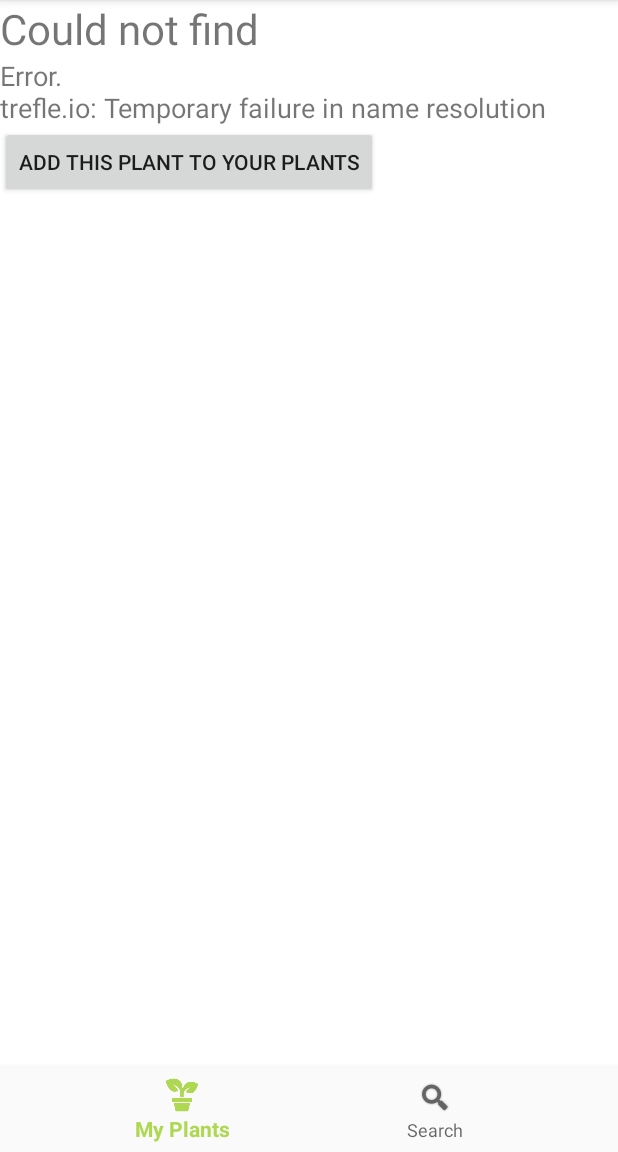
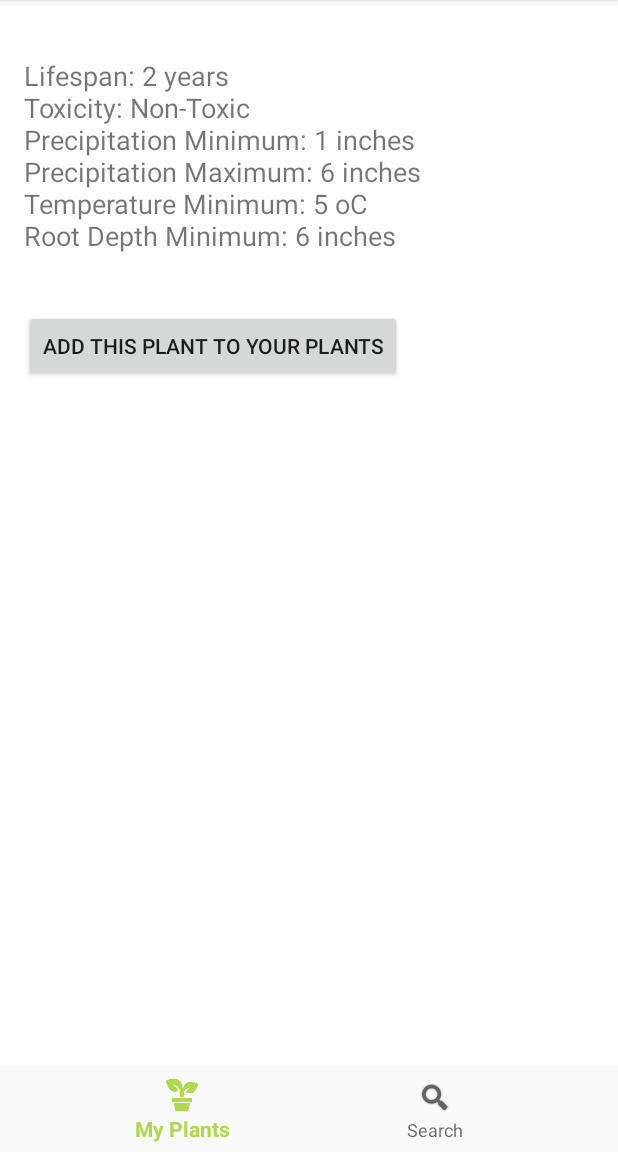
Before and after one commit to scoheleach/PlantOrDie, an Android app: the PlantInfoActivity screen opened directly, with no data from a screen before it, on a phone screen of 412 x 824 dp, the part 84-1236 px from its top. Run offline under Robolectric (Android 15) with nearby library versions, the phone set to English and light mode, and no system bars; pictures from the network do not load; 2 statements that could not run were skipped.

Commit message:
add button from search somewhat functional

```diff
--- a/PlantOrDieApp/app/src/main/java/hu/ait/plantordieapp/PlantInfoActivity.kt
+++ b/PlantOrDieApp/app/src/main/java/hu/ait/plantordieapp/PlantInfoActivity.kt
@@ -18,10 +18,13 @@ import kotlinx.android.synthetic.main.activity_plant_info.*
 import kotlinx.android.synthetic.main.activity_scrolling.*
 import kotlinx.android.synthetic.main.activity_searchable.*
 import hu.ait.plantordieapp.adapter.PlantAdapter
+import hu.ait.plantordieapp.data.AppDatabase
+import hu.ait.plantordieapp.data.Plant
 
-class PlantInfoActivity : AppCompatActivity() {
+class PlantInfoActivity : AppCompatActivity(), PlantDialog.PlantHandler{
 
     private val HOST_URL = "https://trefle.io/api/"
+    lateinit var plantAdapter : PlantAdapter
 
     override fun onCreate(savedInstanceState: Bundle?) {
         super.onCreate(savedInstanceState)
@@ -45,10 +48,25 @@ class PlantInfoActivity : AppCompatActivity() {
 
         plantCall.enqueue(object : Callback<PlantResult> {
             override fun onFailure(call: Call<PlantResult>, t: Throwable) {
-                var errorString = "Error. \n" + t.message
-                tvPlantCare.text = errorString
-                tvPlantType.text = "Could not find $plant"
-                var imageurl = "https://images-na.ssl-images-amazon.com/images/I/81WVK%2B1Fc4L._SX425_.jpg"
+//                var errorString = "Error. \n" + t.message
+//                tvPlantCare.text = errorString
+//                tvPlantType.text = "Could not find $plant"
+//                var imageurl = "https://images-na.ssl-images-amazon.com/images/I/81WVK%2B1Fc4L._SX425_.jpg"
+//                Glide.with(this@PlantInfoActivity).load((imageurl)).into(imgView)
+
+                tvPlantType.text = "$plant"
+
+                var careString = ""
+                careString += "Lifespan: 2 years\n"
+                careString += "Toxicity: Non-Toxic\n"
+                careString += "Precipitation Minimum: 1 inches \n"
+                careString += "Precipitation Maximum: 6 inches \n"
+                careString += "Temperature Minimum: 5 oC\n"
+                careString += "Root Depth Minimum: 6 inches\n"
+
+                tvPlantCare.text = careString
+
+                var imageurl = "https://s3.amazonaws.com/site-files-prod/FiftyFlowers/Image/Product/Hot-Lady2-350_de950408.jpg"
                 Glide.with(this@PlantInfoActivity).load((imageurl)).into(imgView)
             }
 
@@ -73,13 +91,28 @@ class PlantInfoActivity : AppCompatActivity() {
             }
         })
 
-        btnAddThisPlant.setOnClickListener() {
+        btnAddThisPlant.setOnClickListener() {view ->
             showAddPlantDialog()
         }
     }
 
     private fun showAddPlantDialog() {
         PlantDialog().show(supportFragmentManager, "TAG_PLANT_DIALOG")
+    }
+
+    override fun plantCreated(item: Plant) {
+        Thread {
+            var newId = AppDatabase.getInstance(this).plantDao().insertPlant(item)
+
+            item.plantId = newId
+
+            runOnUiThread {
+                plantAdapter.addPlant(item)
+            }
+        }.start()
+    }
+
+    override fun plantUpdated(item: Plant) {
     }
 
     private val mOnNavigationItemSelectedListener = BottomNavigationView.OnNavigationItemSelectedListener { item ->
--- a/PlantOrDieApp/app/src/main/res/layout/activity_plant_info.xml
+++ b/PlantOrDieApp/app/src/main/res/layout/activity_plant_info.xml
@@ -31,6 +31,7 @@
                     android:layout_height="wrap_content"
                     android:text="@string/plant_type"
                     android:textSize="28dp"
+                    android:layout_marginLeft="@dimen/text_margin"
             />
 
             <ImageView
@@ -44,6 +45,7 @@
                     android:layout_height="wrap_content"
                     android:text="@string/care_instructions"
                     android:textSize="18dp"
+                    android:layout_marginLeft="@dimen/text_margin"
             />
 
             <Button
@@ -51,6 +53,7 @@
                     android:layout_width="wrap_content"
                     android:layout_height="wrap_content"
                     android:text="@string/add_this_plant"
+                    android:layout_margin="@dimen/text_margin"
             />
 
         </LinearLayout>
```
